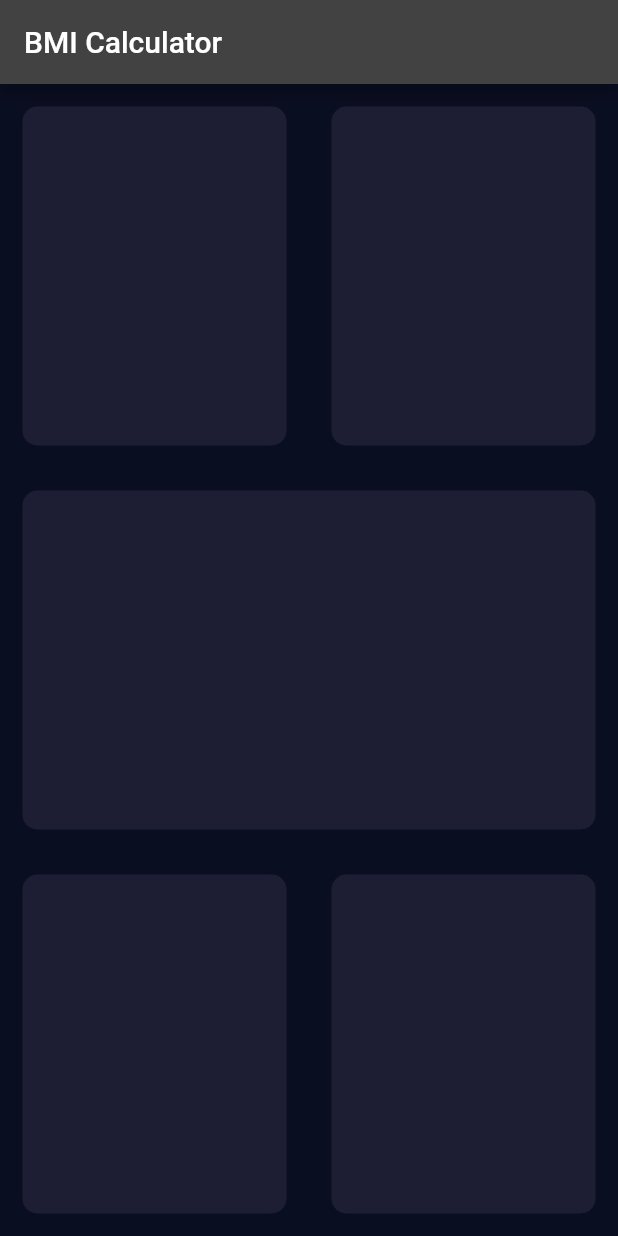
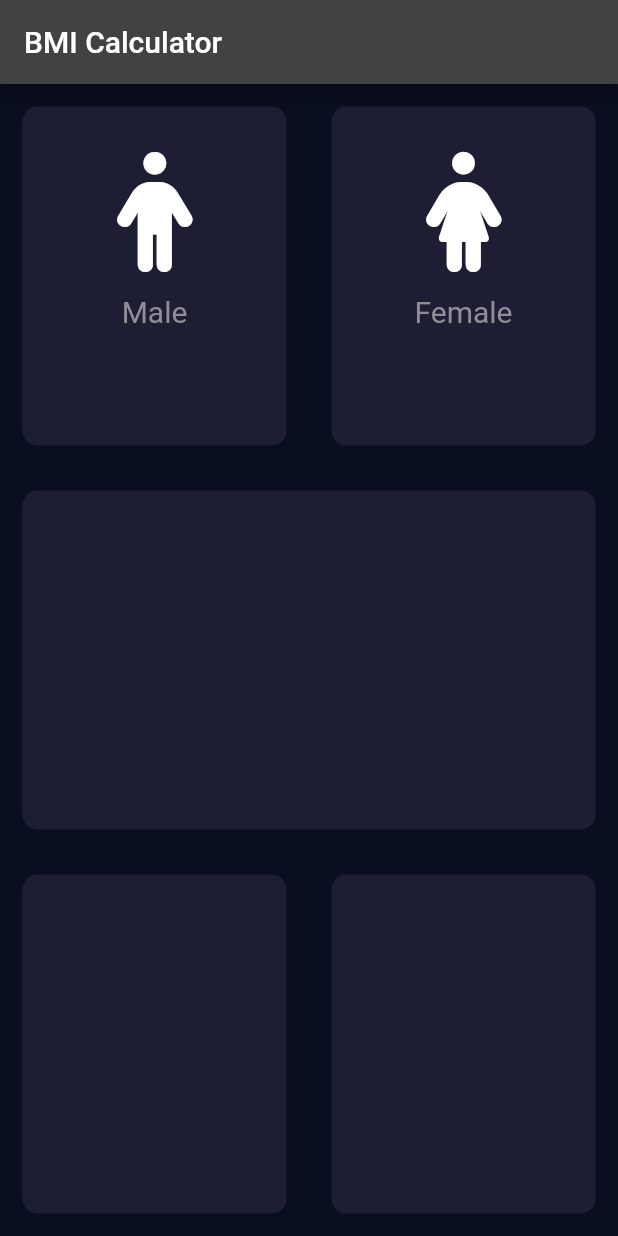
Before and after one commit to hamzarehmandeveloper/Personal_Projects, a Flutter app: the screen it shows after launch, on a phone screen of 412 x 824 dp. Run offline on Flutter 3.47's test engine with Material 2 defaults, Android fonts, the phone set to English and light mode, and no system bars; our stand-ins replace font_awesome_flutter.

Commit message:
code of icon and text refactored

```diff
--- a/BMIcalculator/lib/inputpage.dart
+++ b/BMIcalculator/lib/inputpage.dart
@@ -1,5 +1,5 @@
 import 'package:flutter/material.dart';
-
+import 'package:font_awesome_flutter/font_awesome_flutter.dart';
 
 class inputpage extends StatefulWidget {
   const inputpage({Key? key}) : super(key: key);
@@ -21,9 +21,17 @@ class _inputpageState extends State<inputpage> {
             children: <Widget>[
               Expanded(child: Repeatcontainercode(
                 colors: Color(0xFF1D1E33),
+                cardWidget: ReapeatTIwidget(
+                  icondata: FontAwesomeIcons.male,
+                  label: 'Male',
+                ),
               ),),
               Expanded(child: Repeatcontainercode(
                 colors: Color(0xFF1D1E33),
+                cardWidget: ReapeatTIwidget(
+                  icondata: FontAwesomeIcons.female,
+                  label: 'Female',
+                ),
               ),),
             ],
           )),
@@ -48,15 +56,49 @@ class _inputpageState extends State<inputpage> {
   }
 }
 
+class ReapeatTIwidget extends StatelessWidget {
+  ReapeatTIwidget({required this.icondata,this.label});
+
+  final IconData? icondata;
+  final String? label;
+
+  @override
+  Widget build(BuildContext context) {
+    return Column(
+      children: <Widget>[
+        Padding(
+          padding: EdgeInsets.only(top: 30),
+          child: Icon(
+            icondata,
+            size: 80.0,
+          ),
+        ),
+        SizedBox(
+          height: 15.0,
+        ),
+        Text(
+          label.toString(),
+          style: TextStyle(
+            fontSize: 20.0,
+            color: Color(0xFF8D8E98),
+          ),
+        ),
+      ],
+    );
+  }
+}
+
 class Repeatcontainercode extends StatelessWidget {
 
-  Repeatcontainercode ({@required this.colors});
+  Repeatcontainercode ({@required this.colors, this.cardWidget});
   Color? colors;
+  Widget? cardWidget;
   @override
   Widget build(BuildContext context) {
 
     return Container(
       margin: EdgeInsets.all(15.0),
+      child: cardWidget,
       decoration: BoxDecoration(
           color: colors,
           borderRadius: BorderRadius.circular(10.0)
--- a/BMIcalculator/pubspec.yaml
+++ b/BMIcalculator/pubspec.yaml
@@ -36,6 +36,7 @@ dependencies:
   # The following adds the Cupertino Icons font to your application.
   # Use with the CupertinoIcons class for iOS style icons.
   cupertino_icons: ^1.0.2
+  font_awesome_flutter: ^10.2.1
 
 dev_dependencies:
   flutter_test:
```
Also changed, not shown: BMIcalculator/pubspec.lock.
